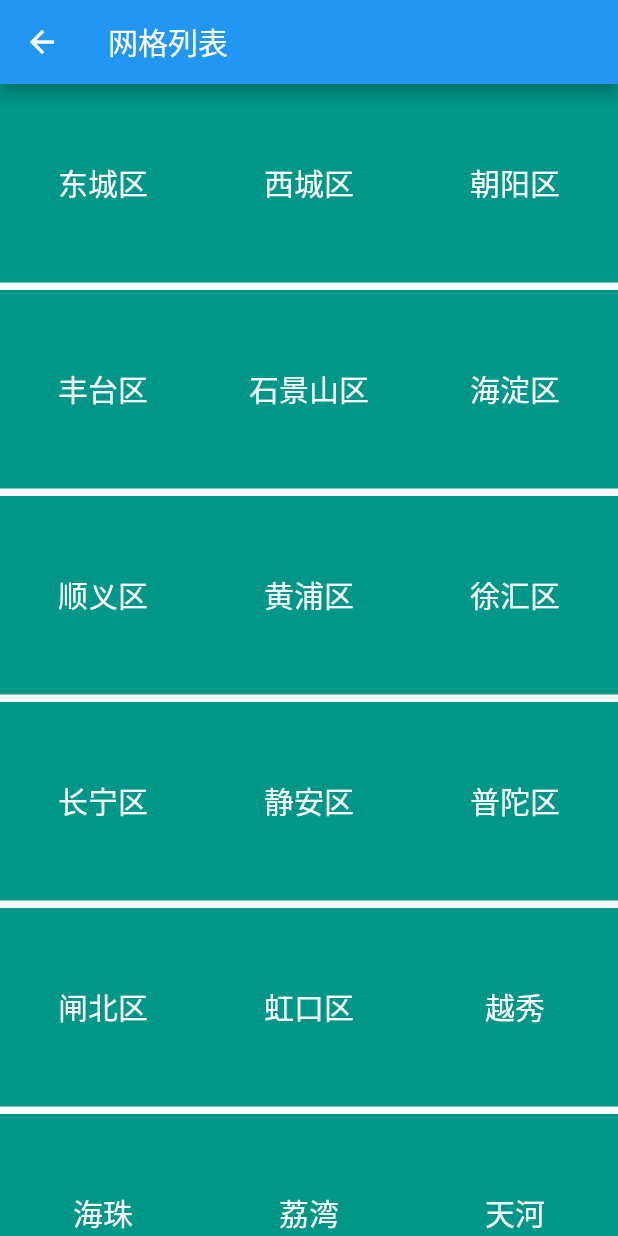
After one commit to DavidYuanX/flutter_photo, a Flutter app: the GridViewPage screen opened by its route, on a phone screen of 412 x 824 dp. The commit adds this screen. Run offline on Flutter 3.47's test engine with Material 2 defaults, Android fonts, the phone set to English and light mode, and no system bars; our stand-ins replace image_picker, shared_preferences; missing offline and left inert: flutter_color_plugin; accounts and stored records are empty.

Commit message:
网格布局

```diff
--- /dev/null
+++ b/lib/gridView_page.dart
@@ -0,0 +1,77 @@
+import 'package:flutter/material.dart';
+
+const CITY_NAMES = [
+  '东城区',
+  '西城区',
+  '朝阳区',
+  '丰台区',
+  '石景山区',
+  '海淀区',
+  '顺义区',
+  '黄浦区',
+  '徐汇区',
+  '长宁区',
+  '静安区',
+  '普陀区',
+  '闸北区',
+  '虹口区',
+  '越秀',
+  '海珠',
+  '荔湾',
+  '天河',
+  '白云',
+  '黄埔',
+  '南沙',
+  '上城区',
+  '下城区',
+  '江干区',
+  '拱墅区',
+  '西湖区',
+  '滨江区',
+  '姑苏区',
+  '吴中区',
+  '相城区',
+  '高新区',
+  '虎丘区',
+  '工业园区'
+];
+
+class GridViewPage extends StatefulWidget {
+  @override
+  _GridViewPageState createState() => _GridViewPageState();
+}
+
+class _GridViewPageState extends State<GridViewPage> {
+  @override
+  Widget build(BuildContext context) {
+    return Scaffold(
+        appBar: AppBar(
+            title: Text('网格列表'),
+            leading: GestureDetector(
+              onTap: () {
+                Navigator.pop(context);
+              },
+              child: Icon(Icons.arrow_back),
+            )),
+        body: GridView.count(
+            crossAxisCount: 3, /// 显示列数
+            children: _buildList()));
+  }
+
+  List<Widget> _buildList() {
+    return CITY_NAMES.map((city) => _item(city)).toList();
+  }
+
+  Widget _item(String city) {
+    return Container(
+      height: 80,
+      margin: EdgeInsets.only(bottom: 5),
+      alignment: Alignment.center,
+      decoration: BoxDecoration(color: Colors.teal),
+      child: Text(
+        city,
+        style: TextStyle(color: Colors.white, fontSize: 20),
+      ),
+    );
+  }
+}
--- a/lib/main.dart
+++ b/lib/main.dart
@@ -7,6 +7,7 @@ import 'package:flutter_photo/app_lifecycle.dart';
 import 'package:flutter_photo/collapse_list_page.dart';
 import 'package:flutter_photo/flutter_widget_lifecycle.dart';
 import 'package:flutter_photo/gesture_page.dart';
+import 'package:flutter_photo/gridView_page.dart';
 import 'package:flutter_photo/http_page.dart';
 import 'package:flutter_photo/launcher_page.dart';
 import 'package:flutter_photo/less_group_page.dart';
@@ -77,6 +78,7 @@ class _DynamicThemeState extends State<DynamicTheme> {
         'HttpPage': (BuildContext context) => HttpPage(),
         'ListView': (BuildContext context) => ListViewPage(),
         'ExpansionTileSample': (BuildContext context) => ExpansionTileSample(),
+        'GridViewPage': (BuildContext context) => GridViewPage(),
       },
     );
   }
@@ -121,6 +123,7 @@ class _RouteNavigatorStateState extends State<RouteNavigatorState> {
           _item('HttpPage请求', HttpPage(), 'HttpPage'),
           _item('ListView列表', ListViewPage(), 'ListView'),
           _item('折叠列表', ExpansionTileSample(), 'ExpansionTileSample'),
+          _item('网格布局', GridViewPage(), 'GridViewPage'),
 
         ],
       ),
```
